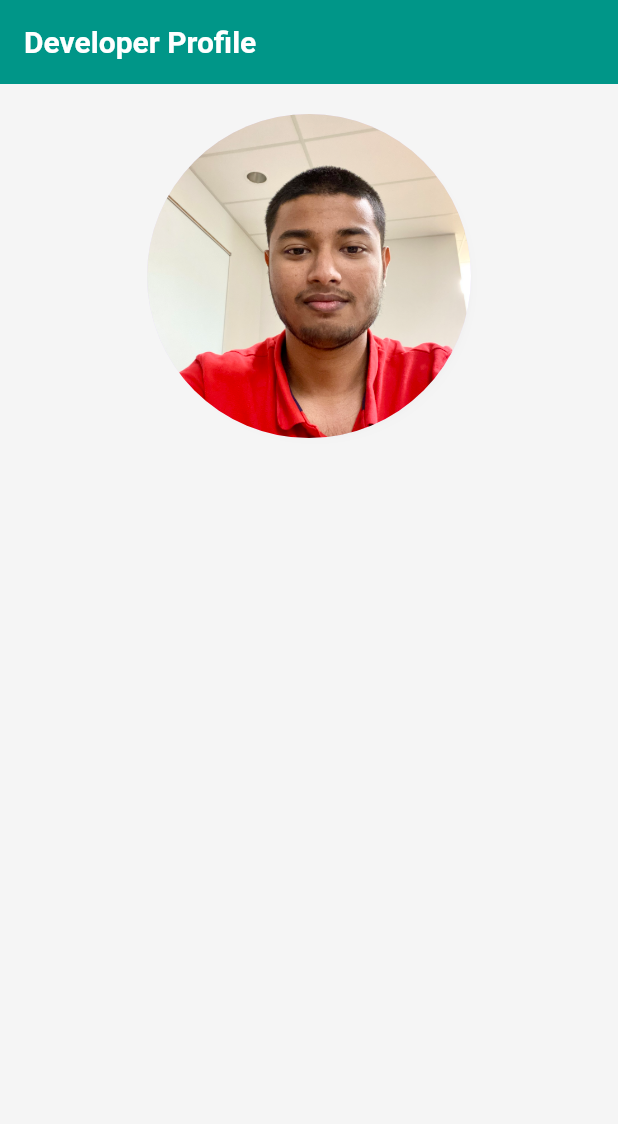
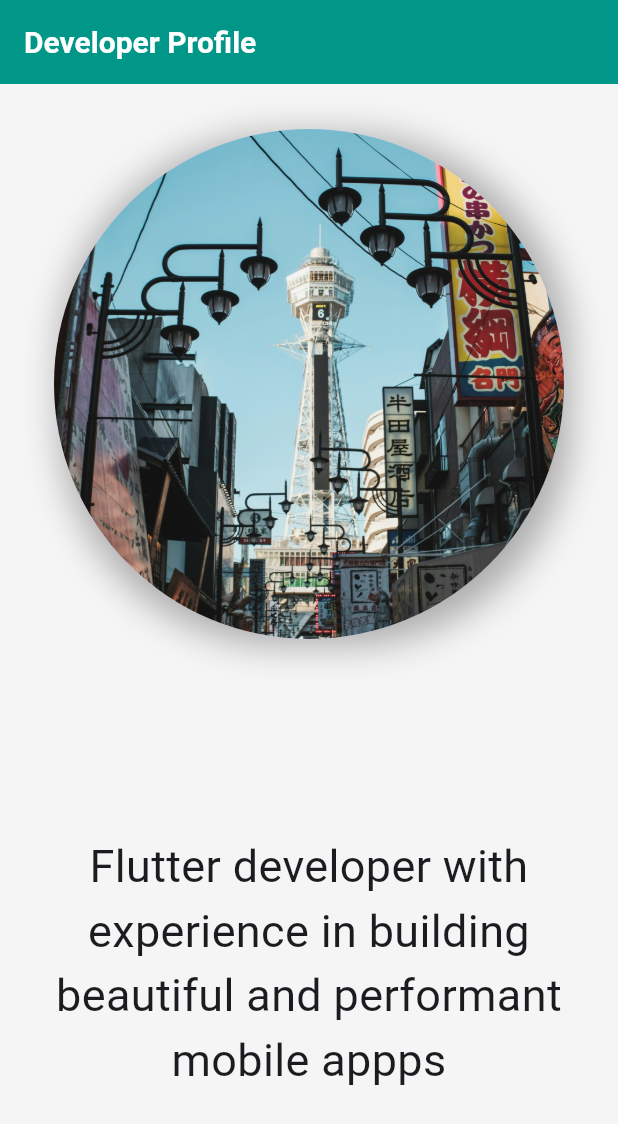
Before and after one commit to mehedithedev/developer_portfolio, a Flutter app: the screen it shows after launch, on a phone screen of 412 x 824 dp. Shown: the top 1124 px of the screen. Run offline on Flutter 3.47's test engine with Material 3 defaults, Android fonts, the light colour scheme and no system bars.

Commit message:
center text

```diff
--- a/lib/main.dart
+++ b/lib/main.dart
@@ -51,30 +51,45 @@ class _ProfilePageState extends State<ProfilePage> {
       appBar: AppBar(
         title: Text('Developer Profile'),
       ),
-      body: Padding(
-        padding: const EdgeInsets.all(38.0),
-        child: Row(
+      body: Container(
+        child: Column(
+          children: [
+            Row(
               mainAxisAlignment: MainAxisAlignment.spaceAround,
               children: [
                 Container(
+                  height: 200,
+                  width: 200,
+                  margin: EdgeInsets.only(top: 100),
                   decoration: BoxDecoration(
                     borderRadius: BorderRadius.circular(148),
                     boxShadow: [
                       BoxShadow(
                         color: Colors.black.withOpacity(0.3),
-                    blurRadius: 12,
-                    spreadRadius: 2,
+                        blurRadius: 20,
+                        spreadRadius: 70,
                         offset: Offset(4, 4),
                       ),
                     ],
                   ),
                   child: Transform.scale(
-                scale: 1.2,
+                    scale: 1.7,
                     child: CircleAvatar(
                       radius: 90,
-                  backgroundImage: AssetImage('assets/images/mehedi.jpeg'),
+                      backgroundImage: AssetImage('assets/images/tokyo.jpg'),
                     ),
                   ),
+                ),
+              ],
+            ),
+            SizedBox(
+              height: 200,
+            ),
+            Text(
+              '''Flutter developer with experience in building beautiful and performant mobile appps
+              ''',
+              style: TextStyle(fontSize: 30),
+              textAlign: TextAlign.center,
             ),
           ],
         ),
```
Also changed, not shown: assets/images/img.jpg (added), assets/images/tokyo.jpg (added). Lines whose indentation alone changed are shown as unchanged.
